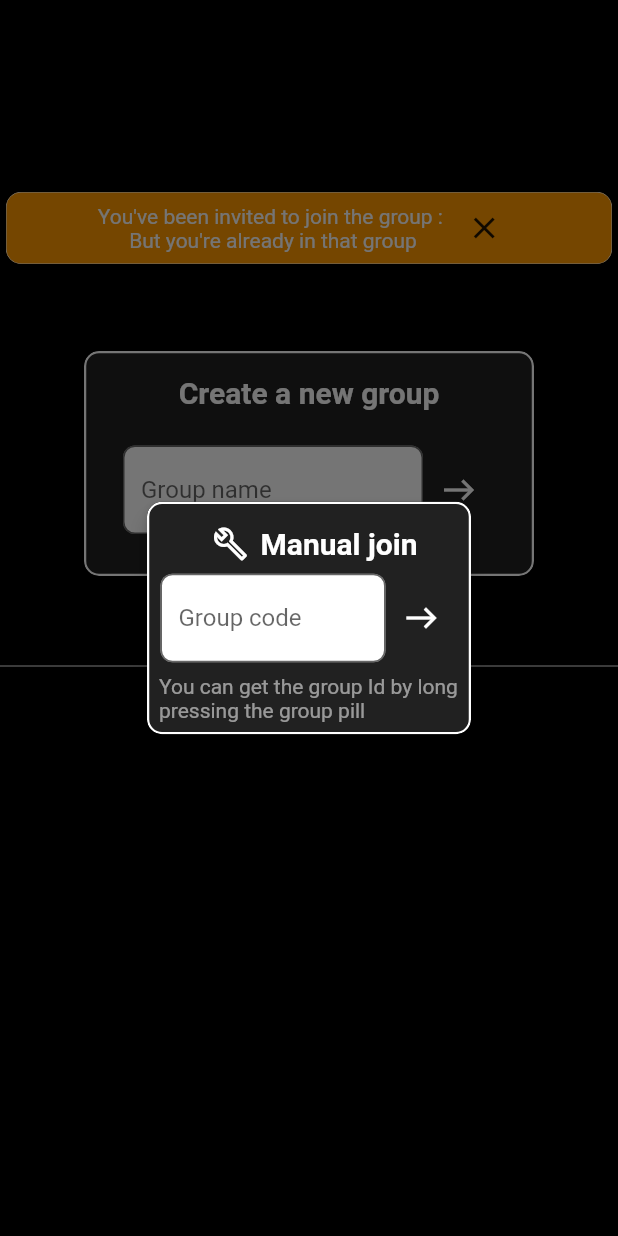
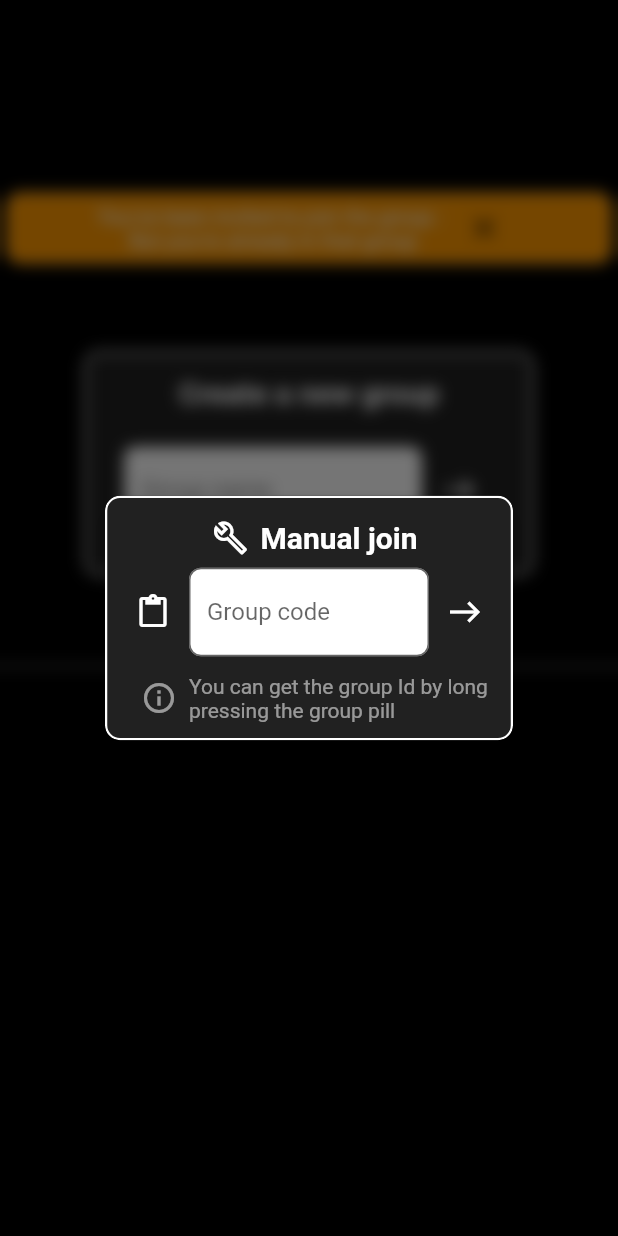
Before and after one commit to braimbau/IOU, a Flutter app: the JoinGroup screen opened directly with empty values, after a tap on "join group manually", on a phone screen of 412 x 824 dp. Run offline on Flutter 3.47's test engine with Material 2 defaults, Android fonts, the phone set to English and light mode, and no system bars; our stand-ins replace another_flushbar, cloud_firestore, firebase_auth, firebase_core, firebase_dynamic_links, firebase_storage and 5 more; missing offline and left inert: emoji_picker; accounts and stored records are empty.

Commit message:
add paste support for manual join

```diff
--- a/lib/Other/user_display.dart
+++ b/lib/Other/user_display.dart
@@ -48,6 +48,7 @@ void showUserMenu(BuildContext context, IOUser usr, String group) {
     barrierDismissible: true,
     builder: (BuildContext context) {
       return Row(
+        mainAxisAlignment: MainAxisAlignment.end,
         children: [
           Column(mainAxisAlignment: MainAxisAlignment.start, children: [
             UserMenu(
--- a/lib/group/manual_join.dart
+++ b/lib/group/manual_join.dart
@@ -1,8 +1,11 @@
+import 'dart:ui';
+
 import 'package:deed/Routes/join_group.dart';
 import 'package:deed/classes/user.dart';
 import 'package:deed/utils/error.dart';
 import 'package:flutter/cupertino.dart';
 import 'package:flutter/material.dart';
+import 'package:flutter/services.dart';
 
 import '../Utils.dart';
 
@@ -14,6 +17,7 @@ class ManualJoin extends StatelessWidget {
 
   @override
   Widget build(BuildContext context) {
+    TextEditingController ctrl = TextEditingController();
     String groupId;
     return Card(
       shape: RoundedRectangleBorder(
@@ -29,6 +33,8 @@ class ManualJoin extends StatelessWidget {
       elevation: 5,
       child: Padding(
         padding: const EdgeInsets.all(8.0),
+        child: SizedBox(
+          width: 100,
           child: Column(mainAxisSize: MainAxisSize.min, children: [
             Row(
               mainAxisAlignment: MainAxisAlignment.center,
@@ -51,10 +57,15 @@ class ManualJoin extends StatelessWidget {
               mainAxisAlignment: MainAxisAlignment.center,
               mainAxisSize: MainAxisSize.min,
               children: [
-              SizedBox(
-                width: 150,
+                IconButton(icon: Icon(Icons.paste, color: Colors.white,), onPressed: () async {
+                  ClipboardData data = await Clipboard.getData(Clipboard.kTextPlain);
+                  groupId = data.text;
+                  ctrl.text = data.text;
+                }),
+                Flexible(
                   child: TextField(
                       style: TextStyle(color: Colors.black),
+                      controller: ctrl,
                       decoration: InputDecoration(
                           border: OutlineInputBorder(
                               borderRadius: BorderRadius.circular(8)),
@@ -71,7 +82,9 @@ class ManualJoin extends StatelessWidget {
                       color: Colors.white,
                     ),
                     onPressed: () async {
-                    WidgetsBinding.instance.focusManager.primaryFocus?.unfocus();
+                      print(groupId);
+                      WidgetsBinding.instance.focusManager.primaryFocus
+                          ?.unfocus();
                       if (!await groupExist(groupId)) {
                         Navigator.of(context).popUntil(ModalRoute.withName('/'));
                         displayError("Invalid code", context);
@@ -85,18 +98,31 @@ class ManualJoin extends StatelessWidget {
                       addGroup(groupId, usr.getId());
                       checkGroup(usr, groupId);
                       Navigator.of(context).popUntil(ModalRoute.withName('/'));
-                    displayMessage("You've successfully join this group", context);
+                      displayMessage(
+                          "You've successfully join this group", context);
                     }),
               ],
             ),
+            Padding(
+              padding: const EdgeInsets.only(top: 8.0),
+              child: Row(
+                mainAxisAlignment: MainAxisAlignment.center,
+                children: [
+                  Padding(
+                    padding: const EdgeInsets.all(8.0),
+                    child: Icon(Icons.info_outline, color: Colors.white54,),
+                  ),
                   SizedBox(
                     width: 200,
-            child: Padding(
-              padding: const EdgeInsets.only(top: 8.0),
-              child: Text("You can get the group Id by long pressing the group pill", style: TextStyle(color: Colors.white54)),
+                    child: Text(
+                        "You can get the group Id by long pressing the group pill",
+                        style: TextStyle(color: Colors.white54)),
+                  ),
+                ],
               ),
             ),
           ]),
+        ),
       ),
     );
   }
@@ -107,11 +133,17 @@ void showManualJoin(BuildContext context, IOUser usr) {
       context: context,
       barrierDismissible: true,
       builder: (BuildContext context) {
-        return Center(
+        return BackdropFilter(
+            filter: ImageFilter.blur(sigmaX: 5, sigmaY: 5),
+            child: Dialog(
+                shape: RoundedRectangleBorder(
+                  borderRadius: BorderRadius.circular(0),
+                ),
+                elevation: 0,
+                backgroundColor: Colors.transparent,
                 child: ManualJoin(
                   context: context,
                   usr: usr,
-          ),
-        );
+                )));
       });
 }
```
Also changed, not shown: lib/Other/user_menu.dart (+4 -7 lines), lib/group/group_menu.dart (+4 -7 lines), lib/group/group_picker.dart (+6 -2 lines). Lines whose indentation alone changed are shown as unchanged.
